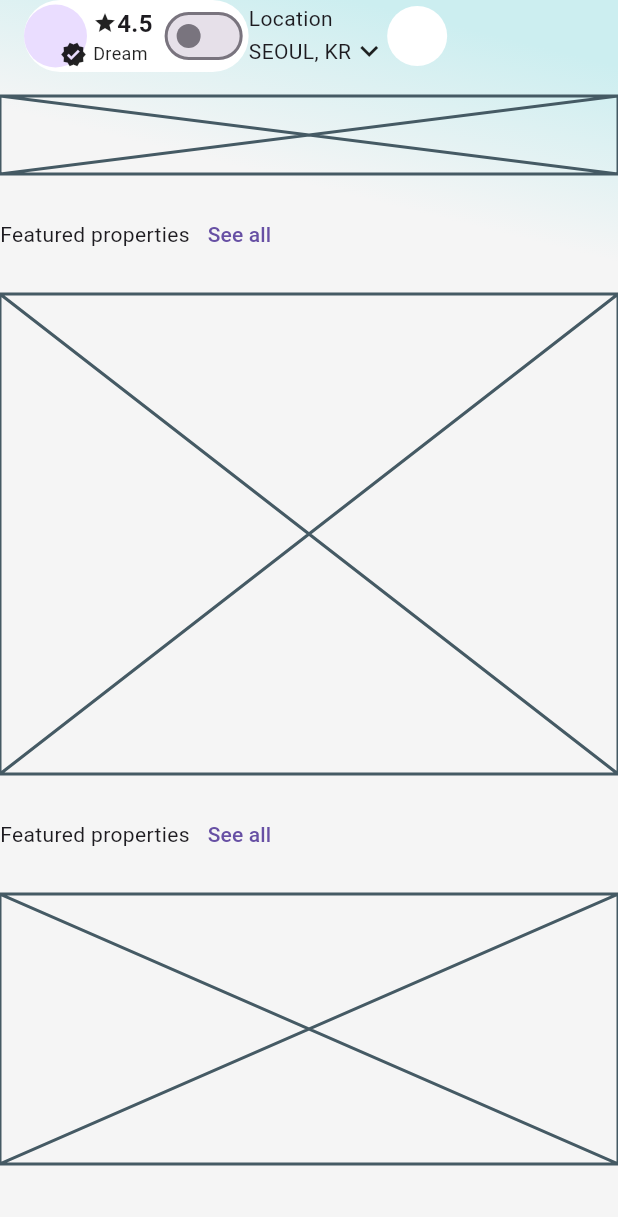
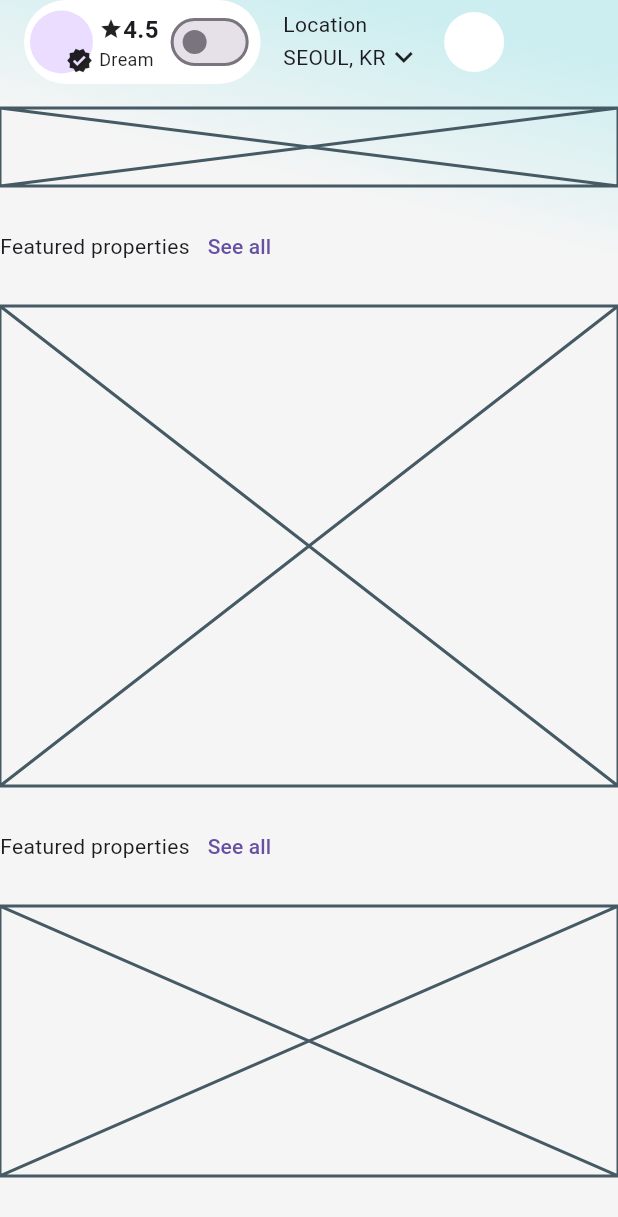
Before and after one commit to JAICHANGPARK/flutter_notebook_chapter_49, a Flutter app: the RealEstateHomePage screen opened directly, on a phone screen of 412 x 824 dp. Shown: the top 1217 px of the screen. Run offline on Flutter 3.47's test engine with Material 3 defaults, Android fonts, the phone set to English and light mode, and no system bars; our stand-ins replace dots_indicator, gap, google_fonts.

Commit message:
Update real_estate_home_page.dart

```diff
--- a/lib/ep2472_real_estate_app/ui/real_estate_home_page.dart
+++ b/lib/ep2472_real_estate_app/ui/real_estate_home_page.dart
@@ -40,12 +40,14 @@ class _RealEstateHomePageState extends State<RealEstateHomePage> {
                   Padding(
                     padding: const EdgeInsets.symmetric(horizontal: 16),
                     child: Row(
+                      spacing: 15,
                       children: [
                         Container(
                           decoration: ShapeDecoration(
                             shape: StadiumBorder(),
                             color: Colors.white,
                           ),
+                          padding: EdgeInsets.all(4),
                           child: Row(
                             spacing: 4,
                             children: [
```
